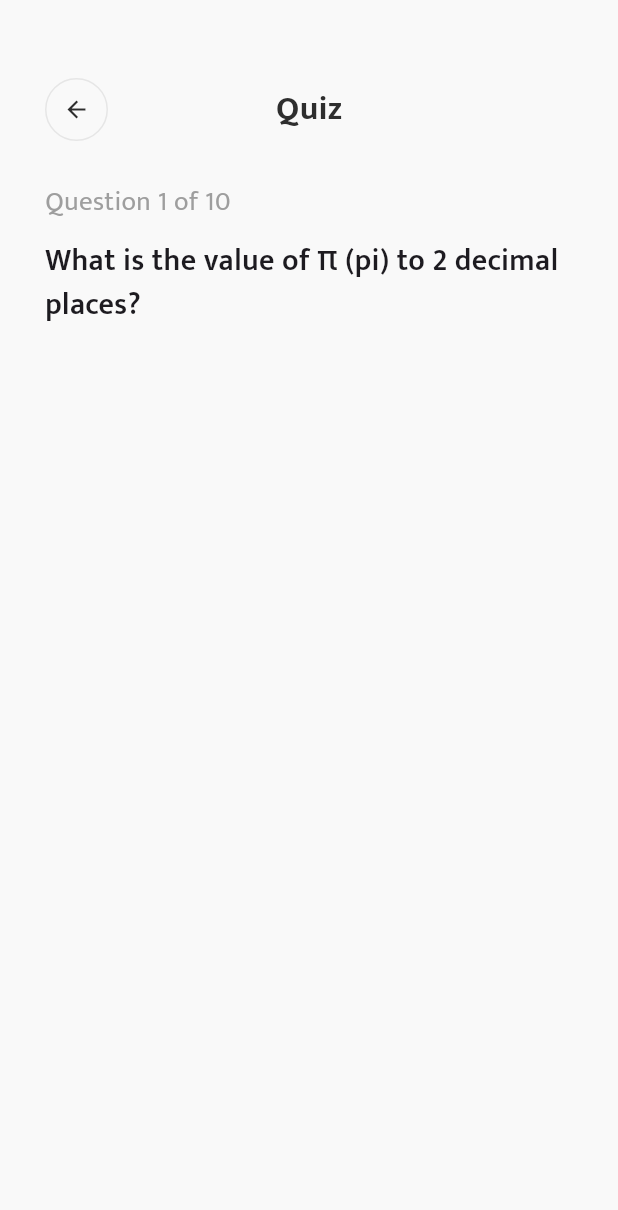
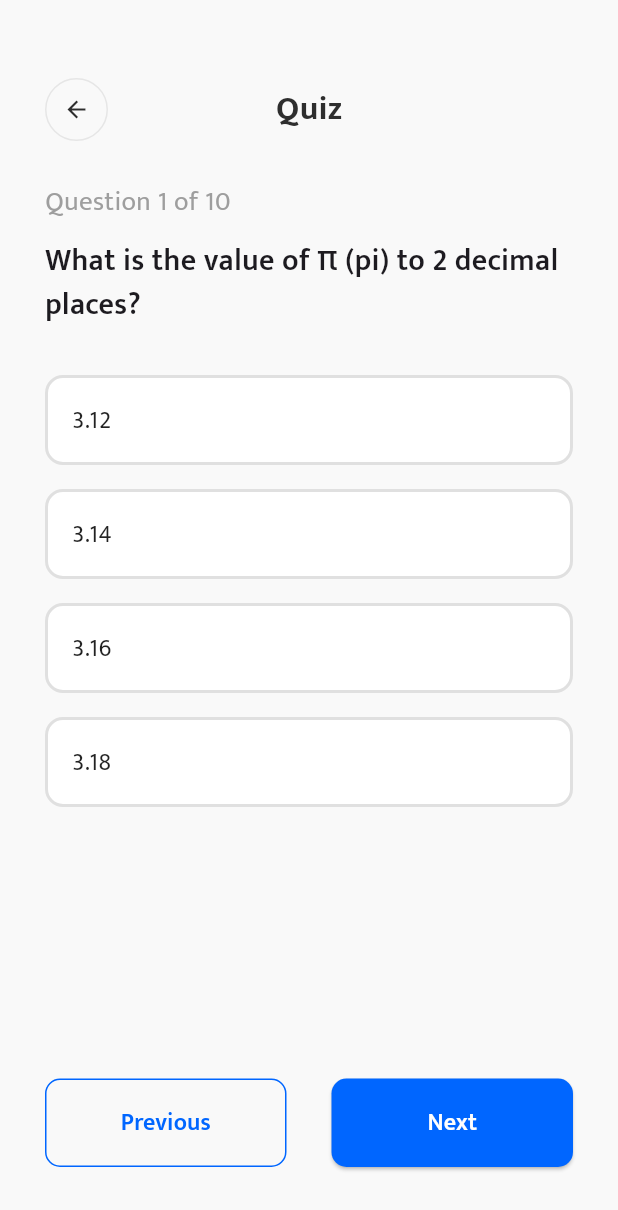
Before and after one commit to felix-malvin/quality_education_flutter_app, a Flutter app: the QuizPage screen opened directly with sample values from the repository, on a phone screen of 412 x 824 dp. Shown: the top 1210 px of the screen. Run offline on Flutter 3.47's test engine with Material 3 defaults, Android fonts, the phone set to English and light mode, and no system bars; our stand-ins replace flutter_svg, shimmer; missing offline and left inert: barcode.

Commit message:
lib/pages/quiz.dart
Menambah pertanyaan untuk halaman Quiz

```diff
--- a/lib/pages/quiz.dart
+++ b/lib/pages/quiz.dart
@@ -56,7 +56,108 @@ class _QuizPageState extends State<QuizPage> {
               current.question,
               style: const TextStyle(fontSize: 20, fontWeight: FontWeight.w600),
             ),
-
+            const SizedBox(height: 24),
+            ...current.options.map<Widget>((opt) {
+              bool isSelected = opt == selected;
+              return AnimatedContainer(
+                duration: Duration(milliseconds: 300),
+                margin: const EdgeInsets.symmetric(vertical: 8),
+                decoration: BoxDecoration(
+                  color:
+                      isSelected
+                          ? Color.fromARGB(30, 0, 102, 255)
+                          : Colors.white,
+                  border: Border.all(
+                    color:
+                        isSelected
+                            ? CustomColors.primary
+                            : Colors.grey.shade300,
+                    width: 2,
+                  ),
+                  borderRadius: BorderRadius.circular(12),
+                  boxShadow: [
+                    if (isSelected)
+                      BoxShadow(
+                        color: Colors.blue.withOpacity(0.2),
+                        blurRadius: 8,
+                        offset: Offset(0, 4),
+                      ),
+                  ],
+                ),
+                child: ListTile(
+                  title: Text(
+                    opt,
+                    style: TextStyle(
+                      fontWeight:
+                          isSelected ? FontWeight.bold : FontWeight.normal,
+                      color: isSelected ? CustomColors.primary : Colors.black87,
+                    ),
+                  ),
+                  onTap: () {
+                    setState(() {
+                      selectedAnswers[currentQuestionIndex] = opt;
+                    });
+                  },
+                ),
+              );
+            }).toList(),
+            const Spacer(),
+            Row(
+              children: [
+                Expanded(
+                  child: OutlinedButton(
+                    onPressed:
+                        currentQuestionIndex > 0
+                            ? () => setState(() => currentQuestionIndex--)
+                            : null,
+                    style: OutlinedButton.styleFrom(
+                      padding: const EdgeInsets.symmetric(vertical: 18),
+                      shape: RoundedRectangleBorder(
+                        borderRadius: BorderRadius.circular(10),
+                      ),
+                      side: const BorderSide(color: Color(0xff0066FF)),
+                    ),
+                    child: const Text(
+                      'Previous',
+                      style: TextStyle(
+                        color: Color(0xff0066FF),
+                        fontWeight: FontWeight.w600,
+                        fontSize: 16
+                      ),
+                    ),
+                  ),
+                ),
+                const SizedBox(width: 30),
+                Expanded(
+                  child: ElevatedButton(
+                    onPressed:
+                        currentQuestionIndex < widget.subject.quiz.length - 1
+                            ? () => setState(() => currentQuestionIndex++)
+                            : selectedAnswers.contains(null)
+                            ? null
+                            : _submitQuiz,
+                    style: ElevatedButton.styleFrom(
+                      backgroundColor: const Color(0xff0066FF),
+                      padding: const EdgeInsets.symmetric(vertical: 18),
+                      shape: RoundedRectangleBorder(
+                        borderRadius: BorderRadius.circular(10),
+                      ),
+                    ),
+                    child: Text(
+                      currentQuestionIndex < widget.subject.quiz.length - 1
+                          ? 'Next'
+                          : 'Submit',
+                      style: const TextStyle(
+                        color: Colors.white,
+                        fontWeight: FontWeight.w600,
+                        fontSize: 16
+                      ),
+                    ),
+                  ),
+                ),
+              ],
+            ),
+            SizedBox(height: 30,)
           ],
         ),
       ),
```
